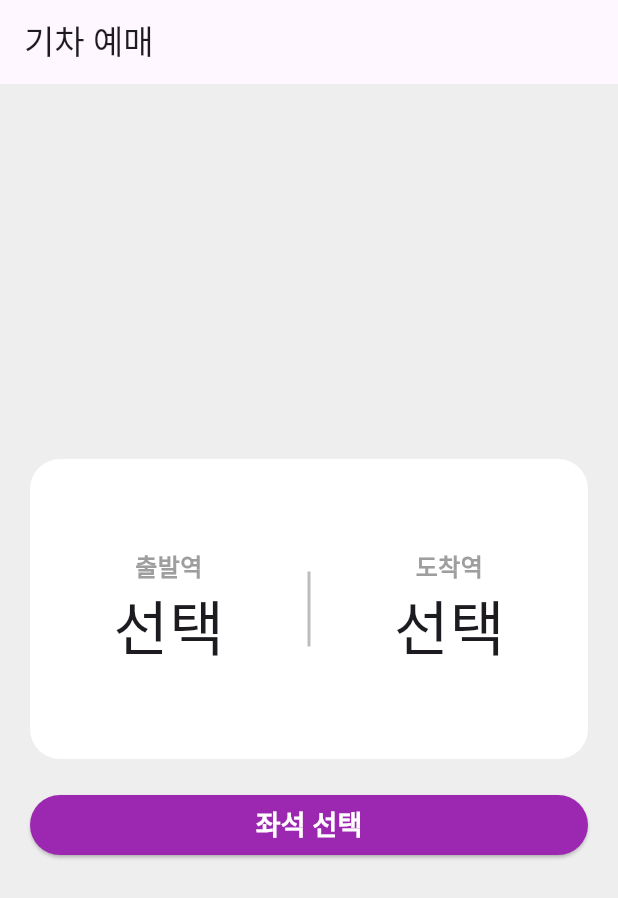
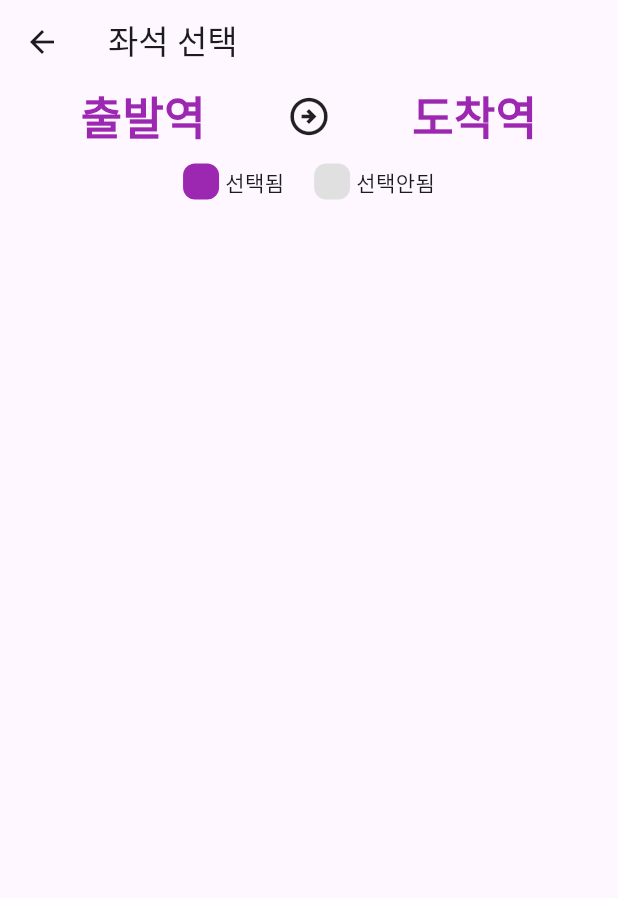
Before and after one commit to treeandturtle/flutter_train_app, a Flutter app: the screen it shows after launch, after a tap on "좌석 선택", on a phone screen of 412 x 824 dp. Shown: the top 898 px of the screen. Run offline on Flutter 3.47's test engine with Material 3 defaults, Android fonts, the phone set to English and light mode, and no system bars.

Commit message:
중간 레이아웃

```diff
--- a/lib/homepage.dart
+++ b/lib/homepage.dart
@@ -1,5 +1,7 @@
 import 'package:flutter/material.dart';
+import 'package:flutter_train_app/seatpage.dart';
 import 'package:flutter_train_app/selectbutton.dart';
+import 'package:flutter_train_app/station_part.dart';
 
 class HomePage extends StatelessWidget {
   const HomePage({super.key});
@@ -42,31 +44,3 @@ class HomePage extends StatelessWidget {
     );
   }
 }
-
-class StationPart extends StatelessWidget {
-  final String stationname;
-  final String stationtitle;
-  const StationPart({
-    super.key,
-    required this.stationname,
-    required this.stationtitle,
-  });
-
-  @override
-  Widget build(BuildContext context) {
-    return Column(
-      mainAxisAlignment: MainAxisAlignment.center,
-      children: [
-        Text(
-          stationtitle,
-          style: TextStyle(
-            fontSize: 16,
-            fontWeight: FontWeight.bold,
-            color: Colors.grey,
-          ),
-        ),
-        Text(stationname, style: TextStyle(fontSize: 40)),
-      ],
-    );
-  }
-}
--- a/lib/seatpage.dart
+++ b/lib/seatpage.dart
@@ -1,10 +1,71 @@
 import 'package:flutter/material.dart';
 
 class SeatPage extends StatelessWidget {
-  const SeatPage({super.key});
+  final String startStaion;
+  final String endStation;
+  const SeatPage({
+    super.key,
+    required this.startStaion,
+    required this.endStation,
+  });
 
   @override
   Widget build(BuildContext context) {
-    return const Placeholder();
+    return Scaffold(
+      appBar: AppBar(title: Text('좌석 선택')),
+      body: Column(
+        children: [
+          Row(
+            mainAxisAlignment: MainAxisAlignment.spaceEvenly,
+            children: [
+              Text(
+                startStaion,
+                style: TextStyle(
+                  color: Colors.purple,
+                  fontSize: 30,
+                  fontWeight: FontWeight.bold,
+                ),
+              ),
+              Icon(Icons.arrow_circle_right_outlined, size: 30),
+              Text(
+                endStation,
+                style: TextStyle(
+                  color: Colors.purple,
+                  fontSize: 30,
+                  fontWeight: FontWeight.bold,
+                ),
+              ),
+            ],
+          ),
+          SizedBox(height: 10),
+          Row(
+            mainAxisAlignment: MainAxisAlignment.center,
+            children: [
+              Container(
+                height: 24,
+                width: 24,
+                decoration: BoxDecoration(
+                  borderRadius: BorderRadius.circular(8),
+                  color: Colors.purple,
+                ),
+              ),
+              SizedBox(width: 4),
+              Text('선택됨'),
+              SizedBox(width: 20),
+              Container(
+                height: 24,
+                width: 24,
+                decoration: BoxDecoration(
+                  borderRadius: BorderRadius.circular(8),
+                  color: Colors.grey[300],
+                ),
+              ),
+              SizedBox(width: 4),
+              Text('선택안됨'),
+            ],
+          ),
+        ],
+      ),
+    );
   }
 }
--- a/lib/selectbutton.dart
+++ b/lib/selectbutton.dart
@@ -1,15 +1,27 @@
 import 'package:flutter/material.dart';
+import 'package:flutter_train_app/seatpage.dart';
 
 class SeatSelectButton extends StatelessWidget {
   const SeatSelectButton({super.key});
 
   @override
   Widget build(BuildContext context) {
-    return ElevatedButton(
-      onPressed: () {},
+    return SizedBox(
+      height: 60,
+      child: ElevatedButton(
+        onPressed: () {
+          Navigator.of(context).push(
+            MaterialPageRoute(
+              builder: (context) =>
+                  SeatPage(startStaion: '출발역', endStation: '도착역'),
+            ),
+          );
+        },
         style: ElevatedButton.styleFrom(
           backgroundColor: Colors.purple,
-        shape: RoundedRectangleBorder(borderRadius: BorderRadius.circular(20)),
+          shape: RoundedRectangleBorder(
+            borderRadius: BorderRadius.circular(20),
+          ),
         ),
         child: Text(
           '좌석 선택',
@@ -19,6 +31,7 @@ class SeatSelectButton extends StatelessWidget {
             fontWeight: FontWeight.bold,
           ),
         ),
+      ),
     );
   }
 }
--- /dev/null
+++ b/lib/station_part.dart
@@ -0,0 +1,39 @@
+import 'package:flutter/material.dart';
+import 'package:flutter_train_app/stationpage.dart';
+
+class StationPart extends StatelessWidget {
+  final String stationname;
+  final String stationtitle;
+  const StationPart({
+    super.key,
+    required this.stationname,
+    required this.stationtitle,
+  });
+
+  @override
+  Widget build(BuildContext context) {
+    return InkWell(
+      onTap: () {
+        Navigator.of(context).push(
+          MaterialPageRoute(
+            builder: (context) => StationPage(stationtitle: stationtitle),
+          ),
+        );
+      },
+      child: Column(
+        mainAxisAlignment: MainAxisAlignment.center,
+        children: [
+          Text(
+            stationtitle,
+            style: TextStyle(
+              fontSize: 16,
+              fontWeight: FontWeight.bold,
+              color: Colors.grey,
+            ),
+          ),
+          Text(stationname, style: TextStyle(fontSize: 40)),
+        ],
+      ),
+    );
+  }
+}
```
Also changed, not shown: lib/stationpage.dart (+32 -3 lines). Lines whose indentation alone changed are shown as unchanged.
